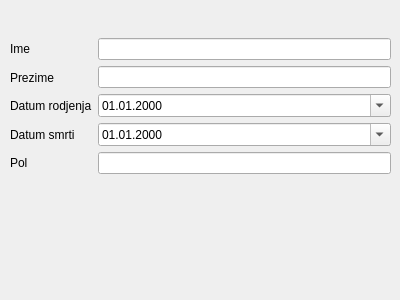
Above: ProjectAlmond/GUI/dijalogizmenaosobe.ui from bozidarrr/RS15-14 before the change. Below: the same form after it.
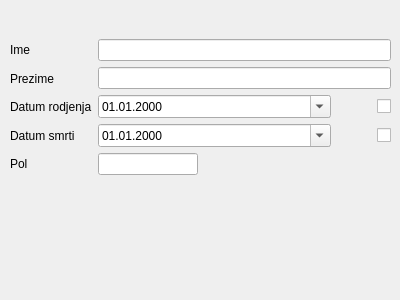
That is the form after the change.

The edit to the form file:
```diff
--- a/ProjectAlmond/GUI/dijalogizmenaosobe.ui
+++ b/ProjectAlmond/GUI/dijalogizmenaosobe.ui
@@ -35,7 +35,7 @@
      <x>10</x>
      <y>10</y>
      <width>381</width>
-     <height>193</height>
+     <height>195</height>
     </rect>
    </property>
    <layout class="QVBoxLayout" name="verticalLayout_3">
@@ -96,10 +96,18 @@
          <widget class="QLineEdit" name="unosPrezime"/>
         </item>
         <item>
+         <layout class="QHBoxLayout" name="horizontalLayout_2">
+          <item>
          <widget class="QDateEdit" name="unosRodjenje">
           <property name="enabled">
            <bool>true</bool>
           </property>
+            <property name="sizePolicy">
+             <sizepolicy hsizetype="Minimum" vsizetype="Fixed">
+              <horstretch>1</horstretch>
+              <verstretch>0</verstretch>
+             </sizepolicy>
+            </property>
           <property name="showGroupSeparator" stdset="0">
            <bool>false</bool>
           </property>
@@ -112,10 +120,46 @@
          </widget>
         </item>
         <item>
+           <spacer name="horizontalSpacer">
+            <property name="orientation">
+             <enum>Qt::Horizontal</enum>
+            </property>
+            <property name="sizeHint" stdset="0">
+             <size>
+              <width>40</width>
+              <height>20</height>
+             </size>
+            </property>
+           </spacer>
+          </item>
+          <item>
+           <widget class="QCheckBox" name="chkRodjenje">
+            <property name="toolTip">
+             <string>&lt;html&gt;&lt;head/&gt;&lt;body&gt;&lt;p&gt;Unesite datum rodjenja.&lt;/p&gt;&lt;/body&gt;&lt;/html&gt;</string>
+            </property>
+            <property name="text">
+             <string/>
+            </property>
+            <property name="checkable">
+             <bool>true</bool>
+            </property>
+           </widget>
+          </item>
+         </layout>
+        </item>
+        <item>
+         <layout class="QHBoxLayout" name="horizontalLayout_3">
+          <item>
          <widget class="QDateEdit" name="UnosSmrt">
           <property name="enabled">
            <bool>true</bool>
           </property>
+            <property name="sizePolicy">
+             <sizepolicy hsizetype="Minimum" vsizetype="Fixed">
+              <horstretch>1</horstretch>
+              <verstretch>0</verstretch>
+             </sizepolicy>
+            </property>
           <property name="displayFormat">
            <string>dd.MM.yyyy</string>
           </property>
@@ -124,9 +168,57 @@
           </property>
          </widget>
         </item>
+          <item>
+           <spacer name="horizontalSpacer_2">
+            <property name="orientation">
+             <enum>Qt::Horizontal</enum>
+            </property>
+            <property name="sizeHint" stdset="0">
+             <size>
+              <width>40</width>
+              <height>20</height>
+             </size>
+            </property>
+           </spacer>
+          </item>
+          <item>
+           <widget class="QCheckBox" name="chkSmrt">
+            <property name="toolTip">
+             <string>&lt;html&gt;&lt;head/&gt;&lt;body&gt;&lt;p&gt;Unesite datum smrti.&lt;/p&gt;&lt;/body&gt;&lt;/html&gt;</string>
+            </property>
+            <property name="text">
+             <string/>
+            </property>
+            <property name="checkable">
+             <bool>true</bool>
+            </property>
+           </widget>
+          </item>
+         </layout>
+        </item>
+        <item>
+         <layout class="QHBoxLayout" name="horizontalLayout_4">
         <item>
          <widget class="QLineEdit" name="unosPol"/>
         </item>
+          <item>
+           <spacer name="horizontalSpacer_3">
+            <property name="orientation">
+             <enum>Qt::Horizontal</enum>
+            </property>
+            <property name="sizeType">
+             <enum>QSizePolicy::Expanding</enum>
+            </property>
+            <property name="sizeHint" stdset="0">
+             <size>
+              <width>200</width>
+              <height>20</height>
+             </size>
+            </property>
+           </spacer>
+          </item>
+         </layout>
+        </item>
        </layout>
       </item>
      </layout>
```
Left out of the diff: 10 changed lines with no effect on the pictures. Lines whose indentation alone changed are shown as unchanged.
